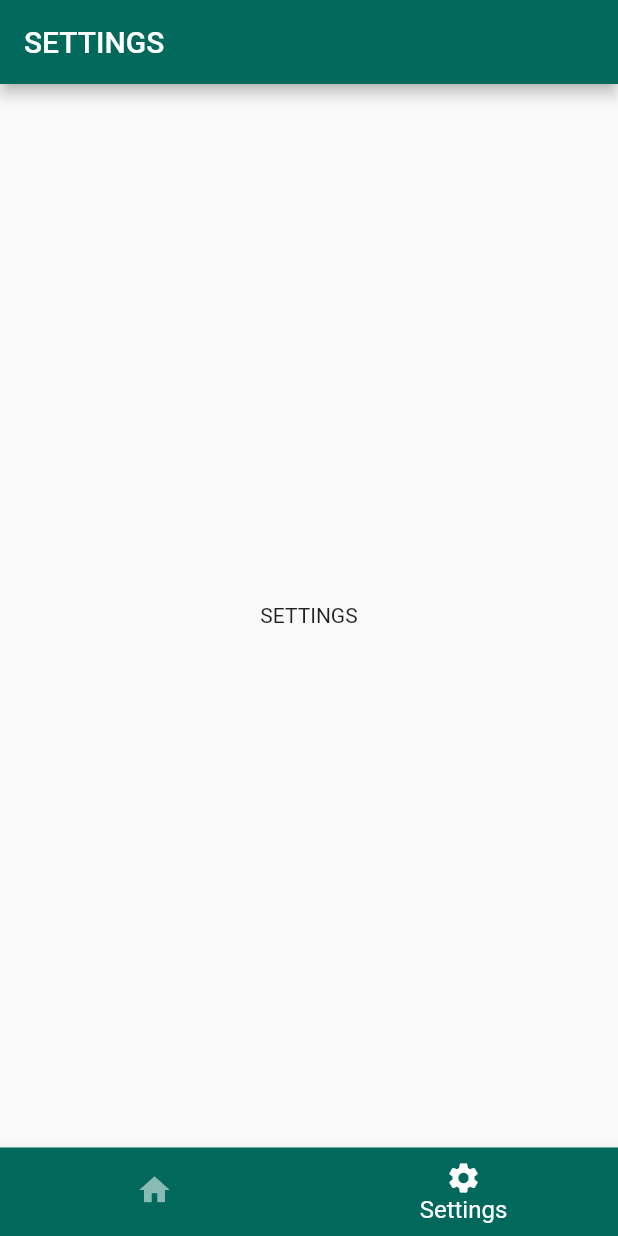
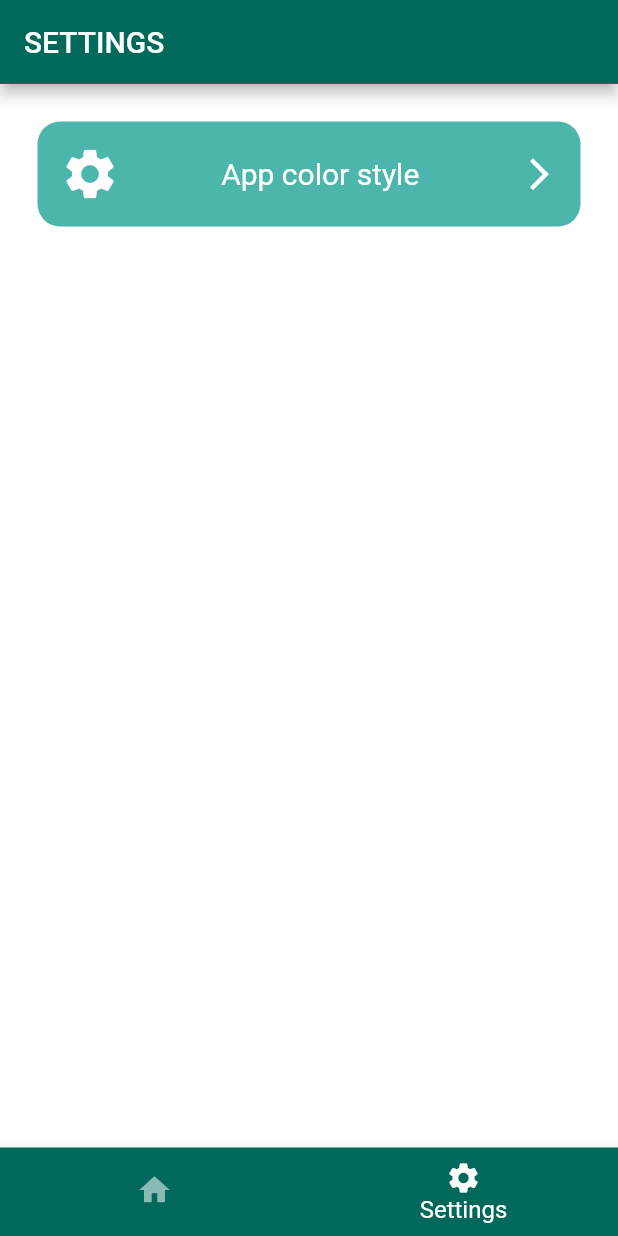
Before and after one commit to Alexandr-Kulbachka/Ksolo, a Flutter app: the screen it shows after launch, item 2 of the bottom bar chosen, on a phone screen of 412 x 824 dp. Run offline on Flutter 3.47's test engine with Material 2 defaults, Android fonts, the phone set to English and light mode, and no system bars.

Commit message:
Added standard color scheme.
Added darc color scheme.
Added change app color scheme functionality.

```diff
--- a/lib/app.dart
+++ b/lib/app.dart
@@ -1,22 +1,17 @@
 import 'package:flutter/cupertino.dart';
 import 'package:flutter/material.dart';
+import 'package:list_manager/app/services/app_color_service.dart';
+import 'package:provider/provider.dart';
 import 'app/navigation/route_generator.dart';
 
 class MyApp extends StatelessWidget {
   @override
   Widget build(BuildContext context) {
-    // return MultiProvider(
-    //   providers: [],
-    //   child: MaterialApp(
-    //     title: 'Flutter Demo',
-    //     theme: ThemeData(
-    //       primarySwatch: Colors.blue,
-    //       visualDensity: VisualDensity.adaptivePlatformDensity,
-    //     ),
-    //     home: MyHomePage(title: 'Flutter Demo Home Page'),
-    //   ),
-    // );
-    return MaterialApp(
+    return MultiProvider(
+      providers: [
+        ChangeNotifierProvider(create: (_) => AppColorService()),
+      ],
+      child: MaterialApp(
         title: 'Flutter Demo',
         theme: ThemeData(
           primarySwatch: Colors.blue,
@@ -24,6 +19,7 @@ class MyApp extends StatelessWidget {
         ),
         initialRoute: '/',
         onGenerateRoute: RouteGenerator.generateRoute,
+      ),
     );
   }
 }
--- a/lib/app/navigation/route_generator.dart
+++ b/lib/app/navigation/route_generator.dart
@@ -1,5 +1,6 @@
 import 'package:flutter/cupertino.dart';
 import 'package:flutter/material.dart';
+import 'package:list_manager/pages/app_style_setting/app_style_setting.dart';
 import '../../pages/main_navigation.dart';
 import '../../pages/basic/home.dart';
 import '../../pages/basic/settings.dart';
@@ -22,6 +23,9 @@ class RouteGenerator {
           );
         }
         break;
+      case '/settings/color_scheme':
+        page = AppStyleSetting();
+        break;
       default:
         return _errorRoute();
     }
--- /dev/null
+++ b/lib/app/services/app_color_service.dart
@@ -0,0 +1,13 @@
+import 'package:flutter/cupertino.dart';
+import 'package:list_manager/style/app_color_scheme.dart';
+
+class AppColorService extends ChangeNotifier {
+  static var currentAppColorScheme = AppColorSchemes.standard;
+
+  get currentColorScheme => currentAppColorScheme;
+
+  set currentColorScheme(AppColorSchemes scheme) {
+    currentAppColorScheme = scheme;
+    notifyListeners();
+  }
+}
--- /dev/null
+++ b/lib/components/simple_card.dart
@@ -0,0 +1,25 @@
+import 'package:flutter/cupertino.dart';
+import 'package:flutter/material.dart';
+import 'package:list_manager/enums/app_elements.dart';
+import 'package:list_manager/style/app_color_scheme.dart';
+
+class SimpleCard extends StatelessWidget {
+  Widget content;
+  EdgeInsets margin;
+  EdgeInsets padding;
+  Color color;
+
+  SimpleCard(this.content, {this.margin, this.padding, this.color});
+
+  @override
+  Widget build(BuildContext context) {
+    return Container(
+      margin: margin ?? EdgeInsets.all(15),
+      padding: padding ?? EdgeInsets.all(0),
+      decoration: BoxDecoration(
+          color: color ?? AppElements.simpleCard.color(),
+          borderRadius: BorderRadius.circular(15)),
+      child: content,
+    );
+  }
+}
--- a/lib/enums/app_elements.dart
+++ b/lib/enums/app_elements.dart
@@ -1 +1,10 @@
-enum AppElements { appBar, bottomNavigationBar, bottomNavigationBarItem }
+enum AppElements {
+  appBar,
+  bottomNavigationBar,
+  bottomNavigationBarItem,
+  basicText,
+  simpleCard,
+  button,
+  background,
+  border
+}
--- a/lib/pages/basic/home.dart
+++ b/lib/pages/basic/home.dart
@@ -1,5 +1,7 @@
 import 'package:flutter/cupertino.dart';
 import 'package:flutter/material.dart';
+import 'package:list_manager/app/services/app_color_service.dart';
+import 'package:provider/provider.dart';
 import '../../enums/app_elements.dart';
 import '../../style/app_color_scheme.dart';
 import '../main_navigation.dart';
@@ -23,9 +25,12 @@ class _HomeState extends State<Home> {
 
   @override
   Widget build(BuildContext context) {
+    return Consumer<AppColorService>(
+        builder: (context, appColorService, child) {
       return Scaffold(
+        backgroundColor: AppElements.background.color(),
         appBar: AppBar(
-        backgroundColor: AppElements.appBar.color,
+          backgroundColor: AppElements.appBar.color(),
           title: Text(widget.title),
         ),
         body: Center(
@@ -35,5 +40,6 @@ class _HomeState extends State<Home> {
           ),
         ),
       );
+    });
   }
 }
--- a/lib/pages/basic/settings.dart
+++ b/lib/pages/basic/settings.dart
@@ -1,5 +1,10 @@
 import 'package:flutter/cupertino.dart';
 import 'package:flutter/material.dart';
+import 'package:flutter/rendering.dart';
+import 'package:list_manager/app/services/app_color_service.dart';
+import 'package:list_manager/components/simple_card.dart';
+import 'package:list_manager/style/app_custom_colors.dart';
+import 'package:provider/provider.dart';
 import '../../enums/app_elements.dart';
 import '../../style/app_color_scheme.dart';
 
@@ -14,17 +19,56 @@ class Settings extends StatefulWidget {
 class _SettingsState extends State<Settings> {
   @override
   Widget build(BuildContext context) {
-    return Scaffold(
-      appBar: AppBar(
-        backgroundColor: AppElements.appBar.color,
-        title: Text(widget.title),
+    return Consumer<AppColorService>(
+        builder: (context, appColorService, child) {
+      return Scaffold(
+        backgroundColor: AppElements.background.color(),
+        appBar: AppBar(
+          backgroundColor: AppElements.appBar.color(),
+          title: Text(widget.title),
+        ),
+        body: Container(
+          margin: EdgeInsets.all(10),
+          child: ListView(
+            children: <Widget>[_settingsButton()],
+          ),
+        ),
+      );
+    });
+  }
+
+  Widget _settingsButton() {
+    return GestureDetector(
+      child: SimpleCard(
+        Row(
+          mainAxisAlignment: MainAxisAlignment.spaceBetween,
+          children: [
+            Container(
+                margin: EdgeInsets.all(15),
+                child: Icon(
+                  Icons.settings,
+                  color: AppElements.basicText.color(),
+                  size: 40,
+                )),
+            Text(
+              'App color style',
+              style:
+                  TextStyle(color: AppElements.basicText.color(), fontSize: 20),
+            ),
+            Container(
+                margin: EdgeInsets.all(15),
+                child: Icon(
+                  Icons.arrow_forward_ios,
+                  color: AppElements.basicText.color(),
+                  size: 25,
+                ))
+          ],
+        ),
+        color: AppElements.simpleCard.color(),
       ),
-      body: Center(
-        child: Column(
-          mainAxisAlignment: MainAxisAlignment.center,
-          children: <Widget>[Text('SETTINGS')],
-        ),
-      ),
+      onTap: () {
+        Navigator.pushNamed(context, '/settings/color_scheme');
+      },
     );
   }
 }
--- a/lib/pages/main_navigation.dart
+++ b/lib/pages/main_navigation.dart
@@ -1,40 +1,42 @@
 import 'package:flutter/cupertino.dart';
 import 'package:flutter/material.dart';
+import 'package:list_manager/app/services/app_color_service.dart';
 import 'package:list_manager/pages/basic/settings.dart';
+import 'package:provider/provider.dart';
 
-import '../style/app_scheme_colors.dart';
+import '../style/app_custom_colors.dart';
 import '../enums/app_elements.dart';
 import '../style/app_color_scheme.dart';
 import 'basic/home.dart';
 
 class MainNavigation extends StatefulWidget {
-  int currentIndex;
-
-  MainNavigation({Key key, this.currentIndex = 0}) : super(key: key);
+  MainNavigation({Key key}) : super(key: key);
 
   @override
   _MainNavigationState createState() => _MainNavigationState();
 }
 
 class _MainNavigationState extends State<MainNavigation> {
-  final List<Widget> mainPages = [
-    Home(),
-    Settings()
-  ];
+  int currentIndex = 0;
+
+  final List<Widget> mainPages = [Home(), Settings()];
 
   @override
   Widget build(BuildContext context) {
+    return Consumer<AppColorService>(
+        builder: (context, appColorService, child) {
       return Scaffold(
-      body: mainPages[widget.currentIndex],
+        backgroundColor: AppElements.background.color(),
+        body: mainPages[currentIndex],
         bottomNavigationBar: BottomNavigationBar(
           type: BottomNavigationBarType.fixed,
-        backgroundColor: AppElements.bottomNavigationBar.color,
+          backgroundColor: AppElements.bottomNavigationBar.color(),
           showUnselectedLabels: false,
           unselectedLabelStyle: TextStyle(fontSize: 13),
-        unselectedItemColor: AppSchemeColors.inactiveElement,
+          unselectedItemColor: AppCustomColors.inactiveElement,
           selectedLabelStyle: TextStyle(fontSize: 16),
-        selectedItemColor: AppElements.bottomNavigationBarItem.color,
-        currentIndex: widget.currentIndex,
+          selectedItemColor: AppElements.bottomNavigationBarItem.color(),
+          currentIndex: currentIndex,
           items: [
             BottomNavigationBarItem(
               icon: Icon(
@@ -51,10 +53,11 @@ class _MainNavigationState extends State<MainNavigation> {
           ],
           onTap: (index) {
             setState(() {
-            widget.currentIndex = index;
+              currentIndex = index;
             });
           },
         ),
       );
+    });
   }
 }
--- a/lib/style/app_scheme_colors.dart
+++ b/lib/style/app_custom_colors.dart
@@ -2,6 +2,6 @@ import 'dart:ui';
 
 import 'package:flutter/material.dart';
 
-class AppSchemeColors {
+class AppCustomColors {
   static Color inactiveElement = Colors.white54;
 }
```
Also changed, not shown: lib/pages/app_style_setting/app_style_setting.dart (added, +123 -0 lines), lib/style/app_color_scheme.dart (+46 -16 lines). Lines whose indentation alone changed are shown as unchanged.
